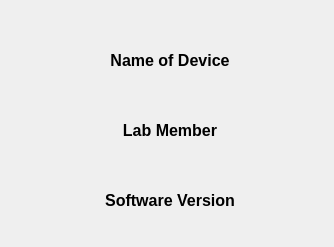
Qt form software/testing/CV/combined-UI/ui/informationui.ui (Capstone-2024/OS-Handheld-CNC) before a commit.
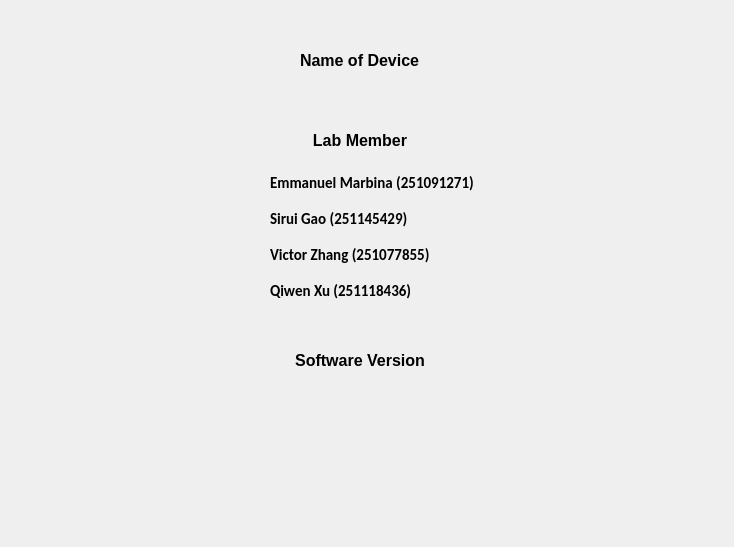
The same form after that commit.

```diff
--- a/software/testing/CV/combined-UI/ui/informationui.ui
+++ b/software/testing/CV/combined-UI/ui/informationui.ui
@@ -6,8 +6,8 @@
    <rect>
     <x>0</x>
     <y>0</y>
-    <width>334</width>
-    <height>247</height>
+    <width>734</width>
+    <height>547</height>
    </rect>
   </property>
   <property name="windowTitle">
@@ -16,7 +16,7 @@
   <widget class="QLabel" name="label">
    <property name="geometry">
     <rect>
-     <x>70</x>
+     <x>300</x>
      <y>40</y>
      <width>200</width>
      <height>41</height>
@@ -34,14 +34,14 @@
     <string>Name of Device</string>
    </property>
    <property name="alignment">
-    <set>Qt::AlignCenter</set>
+    <set>Qt::AlignLeading|Qt::AlignLeft|Qt::AlignVCenter</set>
    </property>
   </widget>
   <widget class="QLabel" name="label_2">
    <property name="geometry">
     <rect>
-     <x>70</x>
-     <y>110</y>
+     <x>260</x>
+     <y>120</y>
      <width>200</width>
      <height>41</height>
     </rect>
@@ -64,8 +64,8 @@
   <widget class="QLabel" name="label_3">
    <property name="geometry">
     <rect>
-     <x>70</x>
-     <y>180</y>
+     <x>260</x>
+     <y>340</y>
      <width>200</width>
      <height>41</height>
     </rect>
@@ -85,6 +85,35 @@
     <set>Qt::AlignCenter</set>
    </property>
   </widget>
+  <widget class="QLabel" name="label_4">
+   <property name="geometry">
+    <rect>
+     <x>270</x>
+     <y>170</y>
+     <width>211</width>
+     <height>151</height>
+    </rect>
+   </property>
+   <property name="font">
+    <font>
+     <family>Calibri</family>
+     <pointsize>11</pointsize>
+     <weight>75</weight>
+     <italic>false</italic>
+     <bold>true</bold>
+    </font>
+   </property>
+   <property name="text">
+    <string>Emmanuel Marbina (251091271)
+
+Sirui Gao (251145429)
+
+Victor Zhang (251077855)
+
+Qiwen Xu (251118436)
+</string>
+   </property>
+  </widget>
  </widget>
  <resources/>
  <connections/>
```
